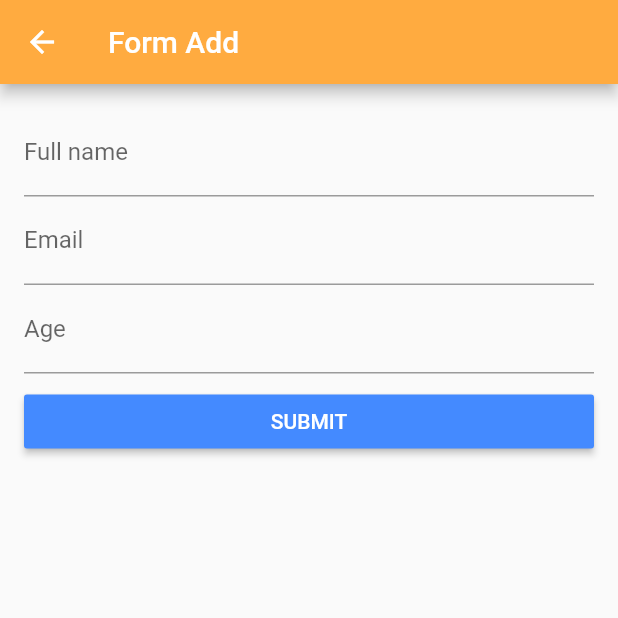
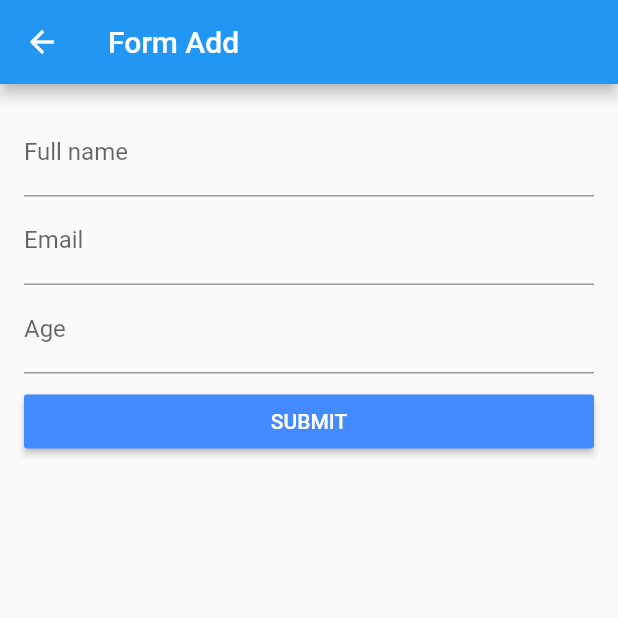
Before and after one commit to DianAry123/Pemrograman-Mobile-Belajar-API, a Flutter app: the screen it shows after launch, after a tap on the "add" icon, on a phone screen of 412 x 824 dp, the top half of it. Run offline on Flutter 3.47's test engine with Material 2 defaults, Android fonts, the phone set to English and light mode, and no system bars; network calls fail.

Commit message:
Update app.dart

```diff
--- a/lib/src/app.dart
+++ b/lib/src/app.dart
@@ -9,7 +9,7 @@ class App extends StatelessWidget {
   Widget build(BuildContext context) {
     return MaterialApp(
       theme: ThemeData(
-        primaryColor: Colors.orangeAccent,
+        primaryColor: Colors.blue,
       ),
       home: Scaffold(
         key: _scaffoldState,
```
